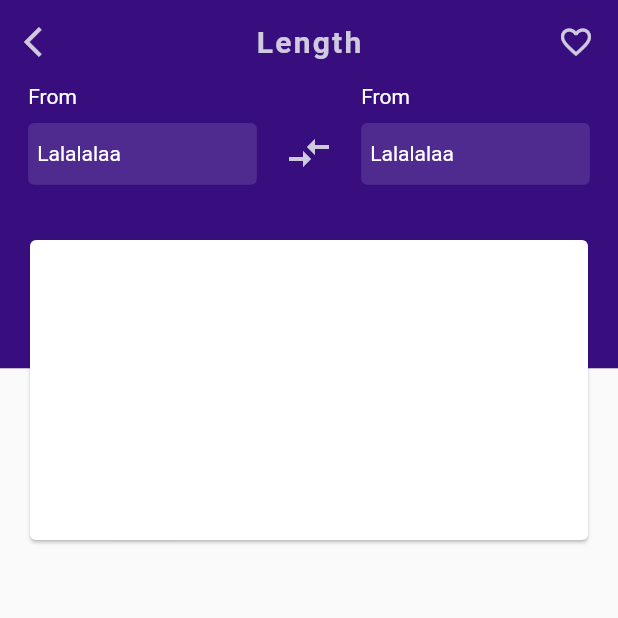
After one commit to mishmash-labs/konvertr-free, a Flutter app: the screen it shows after launch, after a tap on "Length", on a phone screen of 412 x 824 dp, the top half of it. The commit adds this screen. Run offline on Flutter 3.47's test engine with Material 2 defaults, Android fonts, the phone set to English and light mode, and no system bars; our stand-ins replace google_fonts.

Commit message:
converter intial design

```diff
--- a/lib/components/category_card.dart
+++ b/lib/components/category_card.dart
@@ -1,6 +1,7 @@
 import 'package:flutter/material.dart';
 import 'package:google_fonts/google_fonts.dart';
 import 'package:konvertr/models/category.dart';
+import 'package:konvertr/screens/converter_screen.dart';
 import 'package:konvertr/utils/theme.dart';
 
 class CategoryCard extends StatelessWidget {
@@ -10,7 +11,14 @@ class CategoryCard extends StatelessWidget {
 
   @override
   Widget build(BuildContext context) {
-    return Card(
+    return GestureDetector(
+      onTap: () {
+        FocusScope.of(context).unfocus();
+        Navigator.of(context).push(MaterialPageRoute(
+          builder: (_) => UnitConverter(convCategory: convCategory),
+        ));
+      },
+      child: Card(
         color: tertiaryColor,
         elevation: 0.0,
         shape: RoundedRectangleBorder(
@@ -33,6 +41,7 @@ class CategoryCard extends StatelessWidget {
                     color: quaternaryColor))
           ],
         ),
+      ),
     );
   }
 }
--- a/lib/providers/converter_provider.dart
+++ b/lib/providers/converter_provider.dart
@@ -10,12 +10,9 @@ class ConverterProvider extends ChangeNotifier {
   final List<Unit> units;
 
   String _convertedValue = '';
-  List<DropdownMenuItem> _dropdownItems;
   Unit _fromUnit;
   double _inputValue;
   Unit _toUnit;
-
-  List<DropdownMenuItem> get dropdownItems => _dropdownItems;
 
   String get convertedValue => _convertedValue;
 
@@ -43,21 +40,21 @@ class ConverterProvider extends ChangeNotifier {
   }
 
   /// Creates the dropdowns of the Unit converter
-  void createDropdownItems() {
-    var newItems = <DropdownMenuItem>[];
-    for (var unit in units) {
-      newItems.add(DropdownMenuItem(
-        value: unit.name,
-        child: Container(
-          child: Text(
-            unit.name,
-            softWrap: true,
-          ),
-        ),
-      ));
-    }
-    _dropdownItems = newItems;
-  }
+  // void createDropdownItems() {
+  //   var newItems = <DropdownMenuItem>[];
+  //   for (var unit in units) {
+  //     newItems.add(DropdownMenuItem(
+  //       value: unit.name,
+  //       child: Container(
+  //         child: Text(
+  //           unit.name,
+  //           softWrap: true,
+  //         ),
+  //       ),
+  //     ));
+  //   }
+  //   _dropdownItems = newItems;
+  // }
 
   /// Updates the conversion and returns the converted value
   Future<void> _updateConversion() async {
--- a/lib/screens/categories_screen.dart
+++ b/lib/screens/categories_screen.dart
@@ -14,12 +14,14 @@ class CategoriesScreen extends StatefulWidget {
 
 class _CategoriesScreenState extends State<CategoriesScreen> {
   List<Category> value;
+  TextEditingController searchController = TextEditingController();
 
   @override
   void didChangeDependencies() async {
     super.didChangeDependencies();
     value = context.read<CategoriesProvider>().categories;
-    if (value.isEmpty) {
+    print(searchController.text);
+    if (value.isEmpty && searchController.text == "") {
       await context.read<CategoriesProvider>().loadCategories(context);
     }
   }
@@ -30,7 +32,7 @@ class _CategoriesScreenState extends State<CategoriesScreen> {
 
     Widget _buildTopSection() {
       return Container(
-        height: 0.12 * MediaQuery.of(context).size.height,
+        height: 0.11 * MediaQuery.of(context).size.height,
         color: primaryColor,
         child: Column(
           children: [
@@ -38,6 +40,7 @@ class _CategoriesScreenState extends State<CategoriesScreen> {
             Padding(
               padding: const EdgeInsets.symmetric(horizontal: 15.0),
               child: TextField(
+                controller: searchController,
                 onChanged: (val) {
                   categoriesProvider.searchCategories(val);
                 },
@@ -93,7 +96,9 @@ class _CategoriesScreenState extends State<CategoriesScreen> {
         children: categoriesProvider.categories.map((Category cats) {
           return Padding(
             padding: const EdgeInsets.all(4.0),
-            child: CategoryCard(convCategory: cats),
+            child: CategoryCard(
+              convCategory: cats,
+            ),
           );
         }).toList(),
       );
--- /dev/null
+++ b/lib/screens/converter_screen.dart
@@ -0,0 +1,115 @@
+import 'package:flutter/material.dart';
+import 'package:google_fonts/google_fonts.dart';
+import 'package:konvertr/models/category.dart';
+import 'package:konvertr/utils/theme.dart';
+
+class UnitConverter extends StatelessWidget {
+  const UnitConverter({Key key, this.convCategory}) : super(key: key);
+
+  final Category convCategory;
+
+  @override
+  Widget build(BuildContext context) {
+    AppBar _buildAppBar() {
+      return AppBar(
+        backgroundColor: primaryColor,
+        centerTitle: true,
+        title: Text(
+          convCategory.name,
+          style: GoogleFonts.roboto(
+              letterSpacing: 1.5,
+              color: searchBarColor,
+              fontWeight: FontWeight.w600),
+        ),
+        elevation: 0.0,
+        leading: IconButton(
+          icon: Icon(
+            Icons.arrow_back_ios,
+            color: searchBarColor,
+          ),
+          onPressed: () => Navigator.of(context).pop(),
+        ),
+        actions: [
+          Padding(
+            padding: const EdgeInsets.only(right: 16.0),
+            child: Icon(
+              Icons.favorite_border,
+              color: searchBarColor,
+            ),
+          )
+        ],
+      );
+    }
+
+    Widget _buildConverterSelection() {
+      return Column(
+        crossAxisAlignment: CrossAxisAlignment.start,
+        children: [
+          Text(
+            "From",
+            style: GoogleFonts.roboto(color: Colors.white),
+          ),
+          SizedBox(height: 10.0),
+          Container(
+            decoration: BoxDecoration(
+              borderRadius: BorderRadius.circular(4.0),
+              color: Colors.white12,
+            ),
+            height: 0.05 * MediaQuery.of(context).size.height,
+            width: 0.37 * MediaQuery.of(context).size.width,
+            child: Align(
+                alignment: Alignment.centerLeft,
+                child: Padding(
+                  padding: const EdgeInsets.only(left: 6.0),
+                  child: Text(
+                    "Lalalalaa",
+                    style: TextStyle(color: Colors.white),
+                  ),
+                )),
+          )
+        ],
+      );
+    }
+
+    Widget _buildTopSection() {
+      return Container(
+        height: 0.23 * MediaQuery.of(context).size.height,
+        color: primaryColor,
+        child: Column(
+          children: [
+            Row(
+              mainAxisAlignment: MainAxisAlignment.spaceEvenly,
+              children: [
+                _buildConverterSelection(),
+                Padding(
+                  padding: const EdgeInsets.only(top: 25.0),
+                  child: Icon(
+                    Icons.compare_arrows,
+                    color: searchBarColor,
+                    size: 32.0,
+                  ),
+                ),
+                _buildConverterSelection()
+              ],
+            )
+          ],
+        ),
+      );
+    }
+
+    Widget _buildTextFieldSection() {
+      return Padding(
+        padding: const EdgeInsets.only(top: 100.0, right: 16.0, left: 16.0),
+        child: Card(
+            child: Container(
+          height: 200.0,
+        )),
+      );
+    }
+
+    return Scaffold(
+      appBar: _buildAppBar(),
+      body: Stack(children: [_buildTopSection(), _buildTextFieldSection()]),
+    );
+  }
+}
```
Also changed, not shown: lib/screens/units_screen.dart (added). Lines whose indentation alone changed are shown as unchanged.
